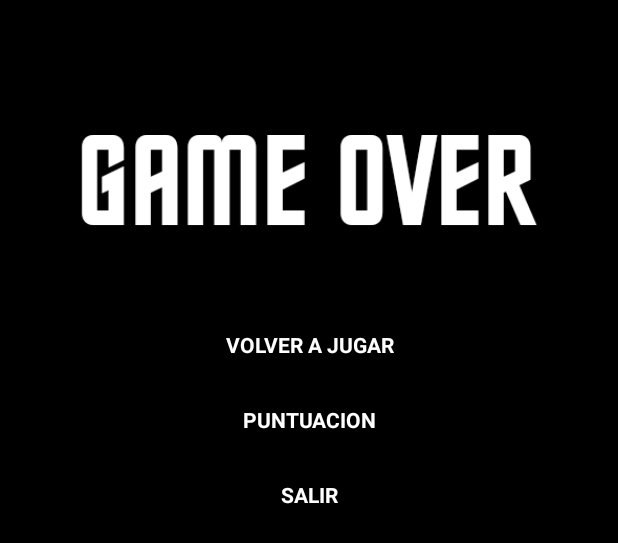
After one commit to jherel/Space-invaders-android, an Android app: the layout game_over.xml on its own in the app's theme, with its tools: preview values and no code run, on a phone screen of 412 x 824 dp. The commit adds this screen. Shown: the top 543 px of the screen. Run offline under Robolectric (Android 15) with nearby library versions, the phone set to English and light mode, and no system bars.

Commit message:
Hecha la pantalla de GameOver, miradla a ver si os gusta.

```diff
--- a/app/src/main/java/as/space/Cargando.java
+++ b/app/src/main/java/as/space/Cargando.java
@@ -24,12 +24,13 @@ public class Cargando extends Activity {
         Thread hilo = new Thread(){
             public void run(){
                 try{
-                    sleep(7000);
+                    sleep(6000);
                 }catch(InterruptedException e){
                     e.printStackTrace();
                 }finally{
                     Intent intentCarga = new Intent (Cargando.this, Inicio.class);
                     startActivity(intentCarga);
+
                     finish();
                 }
             }
--- a/app/src/main/java/as/space/MainActivity.java
+++ b/app/src/main/java/as/space/MainActivity.java
@@ -2,6 +2,7 @@ package as.space;
 //Comentario de prueba - branch desarrollo
 
 import android.app.Activity;
+import android.content.Intent;
 import android.content.pm.ActivityInfo;
 import android.graphics.Point;
 import android.media.AudioAttributes;
--- /dev/null
+++ b/app/src/main/res/layout/game_over.xml
@@ -0,0 +1,51 @@
+<?xml version="1.0" encoding="utf-8"?>
+<LinearLayout xmlns:android="http://schemas.android.com/apk/res/android"
+    android:orientation="vertical" android:layout_width="match_parent"
+    android:layout_height="match_parent"
+    android:weightSum="1"
+    android:background="@android:color/black">
+
+    <LinearLayout
+        android:orientation="horizontal"
+        android:layout_width="match_parent"
+        android:layout_height="200dp"
+        android:layout_marginTop="20dp">
+
+        <pl.droidsonroids.gif.GifImageView
+            android:layout_width="match_parent"
+            android:layout_height="wrap_content"
+            android:src="@drawable/gameover" />
+    </LinearLayout>
+
+    <LinearLayout
+        android:orientation="vertical"
+        android:layout_width="match_parent"
+        android:layout_height="200dp">
+
+        <TextView
+            android:text="VOLVER A JUGAR"
+            android:textColor="#FFFFFF"
+            android:textAlignment="center"
+            android:textStyle="bold"
+            android:layout_width="match_parent"
+            android:layout_height="50dp"
+            android:id="@+id/txtJugar" />
+        <TextView
+            android:text="PUNTUACION"
+            android:textColor="#FFFFFF"
+            android:textAlignment="center"
+            android:textStyle="bold"
+            android:layout_width="match_parent"
+            android:layout_height="50dp"
+            android:id="@+id/txtPuntuacion" />
+        <TextView
+            android:text="SALIR"
+            android:textColor="#FFFFFF"
+            android:textAlignment="center"
+            android:textStyle="bold"
+            android:layout_width="match_parent"
+            android:layout_height="50dp"
+            android:id="@+id/txtSalir" />
+    </LinearLayout>
+
+</LinearLayout>
--- a/app/src/main/res/layout/pantalla_carga.xml
+++ b/app/src/main/res/layout/pantalla_carga.xml
@@ -27,7 +27,7 @@
         <pl.droidsonroids.gif.GifImageView
             android:layout_width="match_parent"
             android:layout_height="285dp"
-            android:src="@drawable/loading_gif"
+            android:src="@drawable/loading"
             android:background="@android:color/black" />
     </LinearLayout>
 </LinearLayout>
```
Also changed, not shown: app/src/main/AndroidManifest.xml (+7 -0 lines), app/src/main/java/as/space/GameOver.java (added, +119 -0 lines), app/src/main/java/as/space/Inicio.java (+1 -6 lines), app/src/main/java/as/space/SpaceInvadersView.java (+9 -1 lines), app/src/main/res/drawable/fondoInvaders.jpg (added), app/src/main/res/drawable/gameover.gif (added), app/src/main/res/drawable/gameovergif.gif (added), app/src/main/res/drawable/loading.gif (added), app/src/main/res/drawable/overgif.gif (added).
